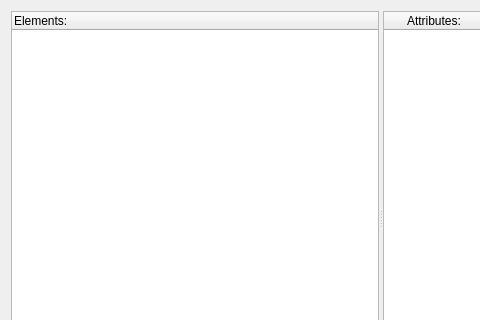
This is GCXMLGenerator/forms/gcsnippetsform.ui in goblincoding/xmlmill as Qt 5 draws it before an edit; both pictures show x 0 to 480 and y 0 to 320 of the 761 by 463 pixel window. The edited form follows.
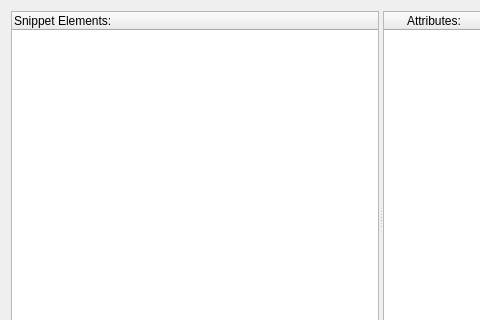
This is the edited form. Icons and pictures are not drawn.

Commit message: Updated GCAddItemsForm to update the database directly with the new items (previously it emitted a signal to the main window).

```diff
--- a/GCXMLGenerator/forms/gcsnippetsform.ui
+++ b/GCXMLGenerator/forms/gcsnippetsform.ui
@@ -67,7 +67,7 @@
       </attribute>
       <column>
        <property name="text">
-        <string>Elements:</string>
+        <string>Snippet Elements:</string>
        </property>
       </column>
      </widget>
```
Left out of the diff: 2 changed lines with no effect on the pictures. The commit also changes 3 other files.
